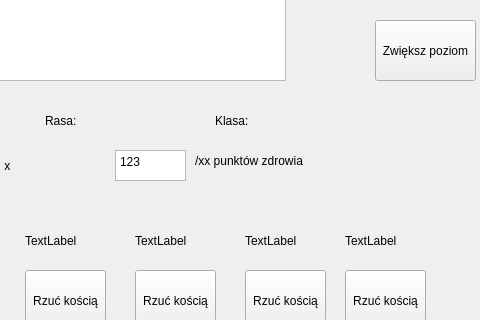
Qt form mainwindow.ui (Kenzocenzo/project_rpg) before a commit; both pictures show x 285 to 765 and y 190 to 510 of the 856 by 748 pixel window.
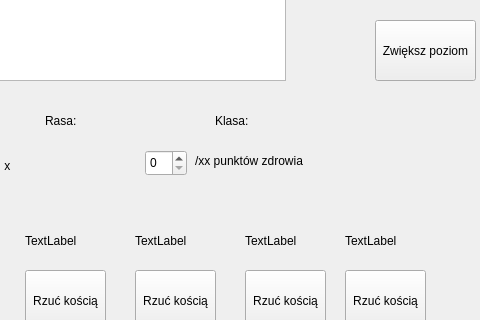
The same form after that commit.

The edit to the form file:
```diff
--- a/mainwindow.ui
+++ b/mainwindow.ui
@@ -214,7 +214,7 @@
      <rect>
       <x>480</x>
       <y>330</y>
-      <width>131</width>
+      <width>171</width>
       <height>41</height>
      </rect>
     </property>
@@ -222,26 +222,6 @@
      <string>/xx punktów zdrowia</string>
     </property>
    </widget>
-   <widget class="QTextEdit" name="hpEdit">
-    <property name="geometry">
-     <rect>
-      <x>400</x>
-      <y>340</y>
-      <width>71</width>
-      <height>31</height>
-     </rect>
-    </property>
-    <property name="html">
-     <string>&lt;!DOCTYPE HTML PUBLIC &quot;-//W3C//DTD HTML 4.0//EN&quot; &quot;http://www.w3.org/TR/REC-html40/strict.dtd&quot;&gt;
-&lt;html&gt;&lt;head&gt;&lt;meta name=&quot;qrichtext&quot; content=&quot;1&quot; /&gt;&lt;meta charset=&quot;utf-8&quot; /&gt;&lt;style type=&quot;text/css&quot;&gt;
-p, li { white-space: pre-wrap; }
-hr { height: 1px; border-width: 0; }
-li.unchecked::marker { content: &quot;\2610&quot;; }
-li.checked::marker { content: &quot;\2612&quot;; }
-&lt;/style&gt;&lt;/head&gt;&lt;body style=&quot; font-family:'Segoe UI'; font-size:9pt; font-weight:400; font-style:normal;&quot;&gt;
-&lt;p style=&quot; margin-top:0px; margin-bottom:0px; margin-left:0px; margin-right:0px; -qt-block-indent:0; text-indent:0px;&quot;&gt;123&lt;/p&gt;&lt;/body&gt;&lt;/html&gt;</string>
-    </property>
-   </widget>
    <widget class="QListWidget" name="listWidget">
     <property name="geometry">
      <rect>
@@ -496,6 +476,16 @@
      <string>Eksportuj</string>
     </property>
    </widget>
+   <widget class="QSpinBox" name="hpEdit">
+    <property name="geometry">
+     <rect>
+      <x>430</x>
+      <y>340</y>
+      <width>42</width>
+      <height>26</height>
+     </rect>
+    </property>
+   </widget>
   </widget>
   <widget class="QMenuBar" name="menubar">
    <property name="geometry">
```
Left out of the diff: 2 changed lines with no effect on the pictures.
